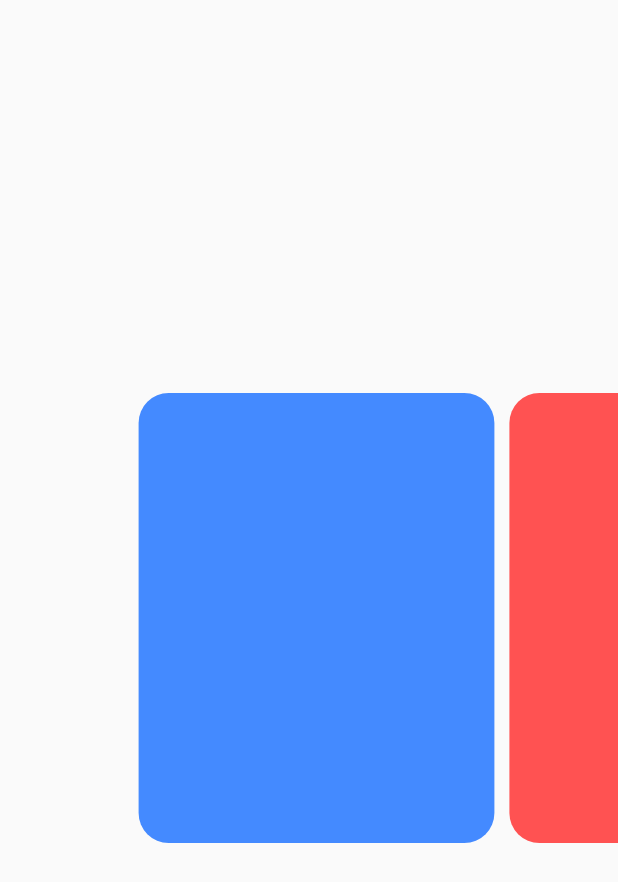
After one commit to edgon85/flutter-challenges, a Flutter app: the PageViewPage screen opened by its route, on a phone screen of 412 x 824 dp. The commit adds this screen. Shown: the top 882 px of the screen. Run offline on Flutter 3.47's test engine with Material 2 defaults, Android fonts, the phone set to English and light mode, and no system bars; our stand-ins replace animate_do.

Commit message:
PageView widget

```diff
--- a/assets/data/menu_options.json
+++ b/assets/data/menu_options.json
@@ -30,6 +30,11 @@
             "route": "fade-transition",
             "icon": "add_alert",
             "text": "FadeTransition"
+        },
+        {
+            "route": "page-view",
+            "icon": "add_alert",
+            "text": "PageView"
         }
     ]
 }
--- a/lib/main.dart
+++ b/lib/main.dart
@@ -1,4 +1,3 @@
-import 'package:challenges/src/pages/home_page.dart';
 import 'package:challenges/src/routes/routes.dart';
 import 'package:flutter/material.dart';
 
--- /dev/null
+++ b/lib/src/pages/page_view_page.dart
@@ -0,0 +1,45 @@
+import 'package:flutter/material.dart';
+
+class PageViewPage extends StatelessWidget {
+  const PageViewPage({Key? key}) : super(key: key);
+
+  @override
+  Widget build(BuildContext context) {
+    return Scaffold(
+      body: Center(
+        child: Container(
+          width: double.infinity,
+          height: 300,
+          child: PageView(
+            controller: PageController(viewportFraction: 0.6),
+            // scrollDirection: Axis.vertical, // <= cambia la dirección
+            physics: BouncingScrollPhysics(),
+            children: <Widget>[
+              Pagina(Colors.blueAccent),
+              Pagina(Colors.redAccent),
+              Pagina(Colors.greenAccent),
+            ],
+          ),
+        ),
+      ),
+    );
+  }
+}
+
+class Pagina extends StatelessWidget {
+  final Color color;
+  Pagina(this.color);
+
+  @override
+  Widget build(BuildContext context) {
+    return Container(
+      width: double.infinity,
+      height: double.infinity,
+      margin: EdgeInsets.only(left: 10),
+      decoration: BoxDecoration(
+        color: this.color,
+        borderRadius: BorderRadius.circular(20),
+      ),
+    );
+  }
+}
--- a/lib/src/providers/menu_provider.dart
+++ b/lib/src/providers/menu_provider.dart
@@ -2,7 +2,7 @@ import 'package:flutter/services.dart' show rootBundle;
 import 'dart:convert';
 
 class _MenuProvider {
-  _MenuProvider() {}
+  _MenuProvider();
 
   List<dynamic> options = [];
 
--- a/lib/src/routes/routes.dart
+++ b/lib/src/routes/routes.dart
@@ -4,6 +4,7 @@ import 'package:challenges/src/pages/fade_transition_page.dart';
 import 'package:challenges/src/pages/future_builder_page.dart';
 import 'package:challenges/src/pages/home_page.dart';
 import 'package:challenges/src/pages/opacity_animated_opacity.dart';
+import 'package:challenges/src/pages/page_view_page.dart';
 import 'package:challenges/src/pages/wrap_page.dart';
 import 'package:flutter/material.dart';
 
@@ -17,5 +18,6 @@ Map<String, WidgetBuilder> getAplicationRoutes() {
         OpacityAnimatedOpacityPage(),
         'future-builder': (BuildContext context) => FutureBuilderPage(),
     'fade-transition': (BuildContext context) => FadeTransitionPage(),
+    'page-view': (BuildContext context) => PageViewPage(),
   };
 }
```
